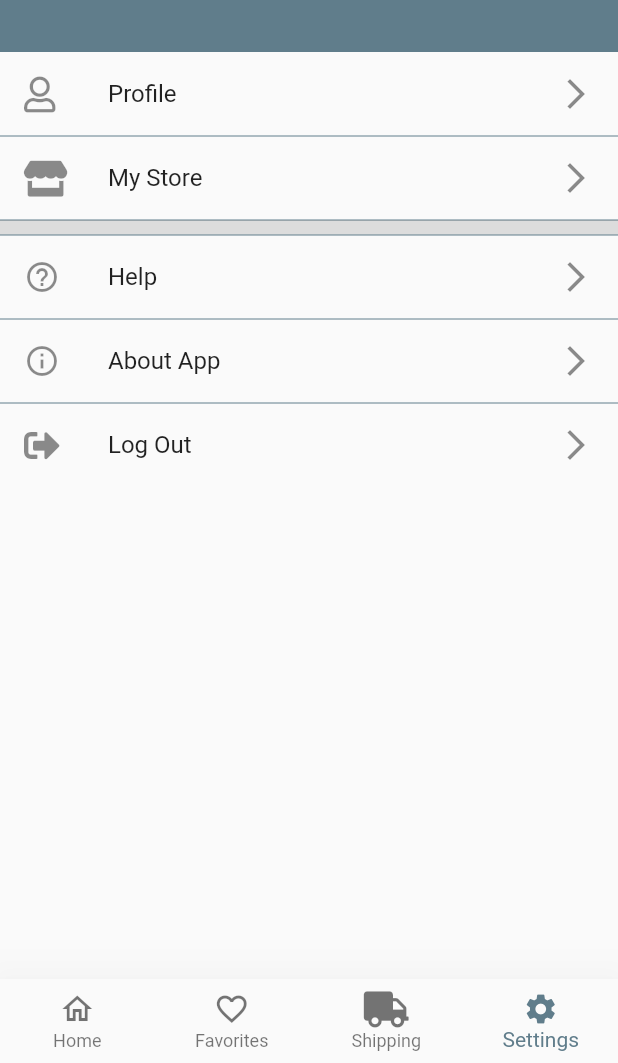
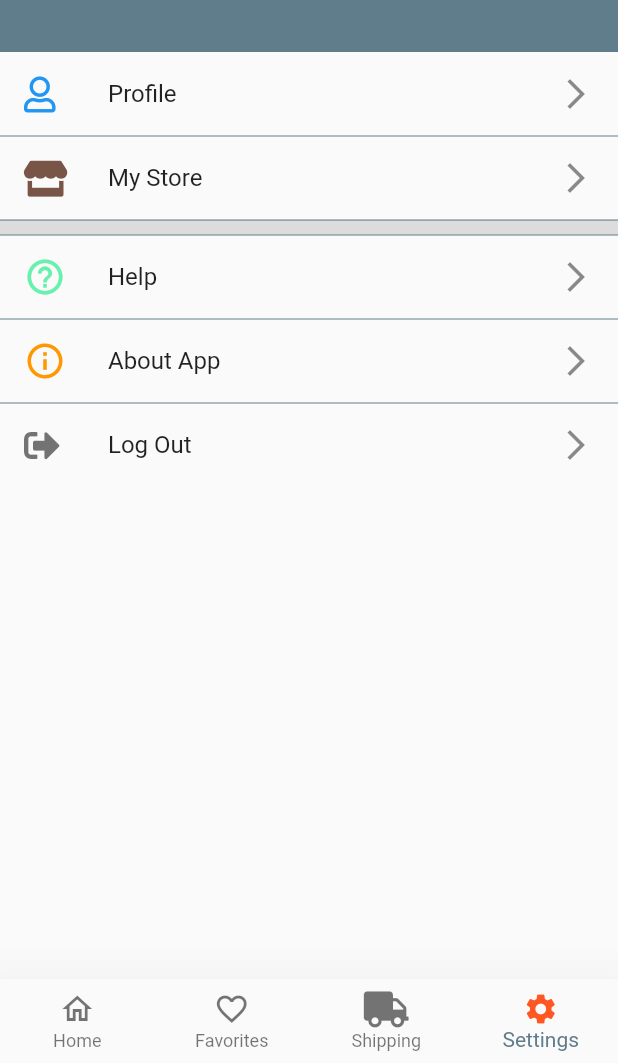
Before and after one commit to gabriellafran22/consignt, a Flutter app: the InitScreen screen opened directly, item 4 of the bottom bar chosen, on a phone screen of 412 x 824 dp, the part 173-1236 px from its top. Run offline on Flutter 3.47's test engine with Material 2 defaults, Android fonts, the phone set to English and light mode, and no system bars; our stand-ins replace cloud_firestore, dio, dropdown_search, email_validator, firebase_auth, firebase_core and 6 more; accounts and stored records are empty; network calls fail; Roboto replaces fonts that are missing (Ubuntu).

Commit message:
fix null check in API & give colour to icons

```diff
--- a/lib/screen/init_screen.dart
+++ b/lib/screen/init_screen.dart
@@ -39,26 +39,26 @@ class _InitScreenState extends State<InitScreen> {
         items: [
           BottomNavigationBarItem(
             icon: _bottomNavIndex == 0
-                ? const Icon(Icons.home)
-                : const Icon(Icons.home_outlined),
+                ? const Icon(Icons.home, color: Colors.green,)
+                : const Icon(Icons.home_outlined, color: Colors.black54,),
             label: 'Home',
           ),
           BottomNavigationBarItem(
             icon: _bottomNavIndex == 1
-                ? const Icon(Icons.favorite)
-                : const Icon(Icons.favorite_border),
+                ? const Icon(Icons.favorite, color: Colors.redAccent,)
+                : const Icon(Icons.favorite_border, color: Colors.black54,),
             label: 'Favorites',
           ),
           BottomNavigationBarItem(
             icon: _bottomNavIndex == 2
-                ? const FaIcon(FontAwesomeIcons.shippingFast)
-                : const FaIcon(FontAwesomeIcons.truck),
+                ? const FaIcon(FontAwesomeIcons.shippingFast, color: Colors.purple,)
+                : const FaIcon(FontAwesomeIcons.truck, color: Colors.black54,),
             label: 'Shipping',
           ),
           BottomNavigationBarItem(
             icon: _bottomNavIndex == 3
-                ? const Icon(Icons.settings)
-                : const Icon(Icons.settings_outlined),
+                ? const Icon(Icons.settings, color: Colors.deepOrange,)
+                : const Icon(Icons.settings_outlined, color: Colors.black54,),
             label: 'Settings',
           ),
         ],
--- a/lib/screen/settings/settings_screen.dart
+++ b/lib/screen/settings/settings_screen.dart
@@ -76,6 +76,7 @@ class _SettingsScreenState extends State<SettingsScreen> {
             tiles: [
               _listTileFaIcon(
                 FontAwesomeIcons.user,
+                Colors.blue,
                 'Profile',
                 () {
                   inject<Navigate>().navigateTo(ScreenConst.profile);
@@ -84,6 +85,7 @@ class _SettingsScreenState extends State<SettingsScreen> {
               store
                   ? _listTileFaIcon(
                       FontAwesomeIcons.store,
+                      Colors.brown,
                       'My Store',
                       () {
                         inject<Navigate>().navigateTo(ScreenConst.myStore);
@@ -96,6 +98,7 @@ class _SettingsScreenState extends State<SettingsScreen> {
               ),
               _listTileIcon(
                 Icons.help_outline,
+                Colors.greenAccent,
                 'Help',
                 () {
                   //TODO: HELP PAGE
@@ -103,6 +106,7 @@ class _SettingsScreenState extends State<SettingsScreen> {
               ),
               _listTileIcon(
                 Icons.info_outlined,
+                Colors.orange,
                 'About App',
                 () {
                   inject<Navigate>().navigateTo(ScreenConst.about);
@@ -110,6 +114,7 @@ class _SettingsScreenState extends State<SettingsScreen> {
               ),
               _listTileFaIcon(
                 FontAwesomeIcons.signOutAlt,
+                Colors.black54,
                 'Log Out',
                 () => _showDialog(context),
               ),
@@ -155,18 +160,27 @@ void _showDialog(BuildContext context) {
   );
 }
 
-ListTile _listTileIcon(IconData icon, String title, void Function() ontap) {
+ListTile _listTileIcon(
+    IconData icon, Color color, String title, void Function() ontap) {
   return ListTile(
-    leading: Icon(icon),
+    leading: Icon(
+      icon,
+      color: color,
+      size: 28,
+    ),
     title: Text(title),
     trailing: const Icon(Icons.arrow_forward_ios),
     onTap: ontap,
   );
 }
 
-ListTile _listTileFaIcon(IconData icon, String title, void Function() ontap) {
+ListTile _listTileFaIcon(
+    IconData icon, Color color, String title, void Function() ontap) {
   return ListTile(
-    leading: FaIcon(icon),
+    leading: FaIcon(
+      icon,
+      color: color,
+    ),
     title: Text(title),
     trailing: const Icon(Icons.arrow_forward_ios),
     onTap: ontap,
--- a/lib/screen/shipping/widget/airwaybill_result_card.dart
+++ b/lib/screen/shipping/widget/airwaybill_result_card.dart
@@ -35,7 +35,6 @@ class AirwayBillResultCard extends StatelessWidget {
                 style: titleText16,
               ),
               const SizedBox(height: 10),
-              //TODO: CEK DLU, KALO DATANYA KOSONG GAUSAH DI TAMPILIN
               _rowText(
                   'Courier',
                   airwayBillData!.summary!.courier!.isEmpty
@@ -111,7 +110,7 @@ class AirwayBillResultCard extends StatelessWidget {
                       margin: const EdgeInsets.only(top: 15, bottom: 25),
                       child: Center(
                         child: Text(
-                          'History Data Unavailable',
+                          'History Data Not Available',
                           style: titleText16,
                           textAlign: TextAlign.center,
                         ),
```
Also changed, not shown: lib/core/network/response/airwaybill_response.dart (+15 -15 lines).
